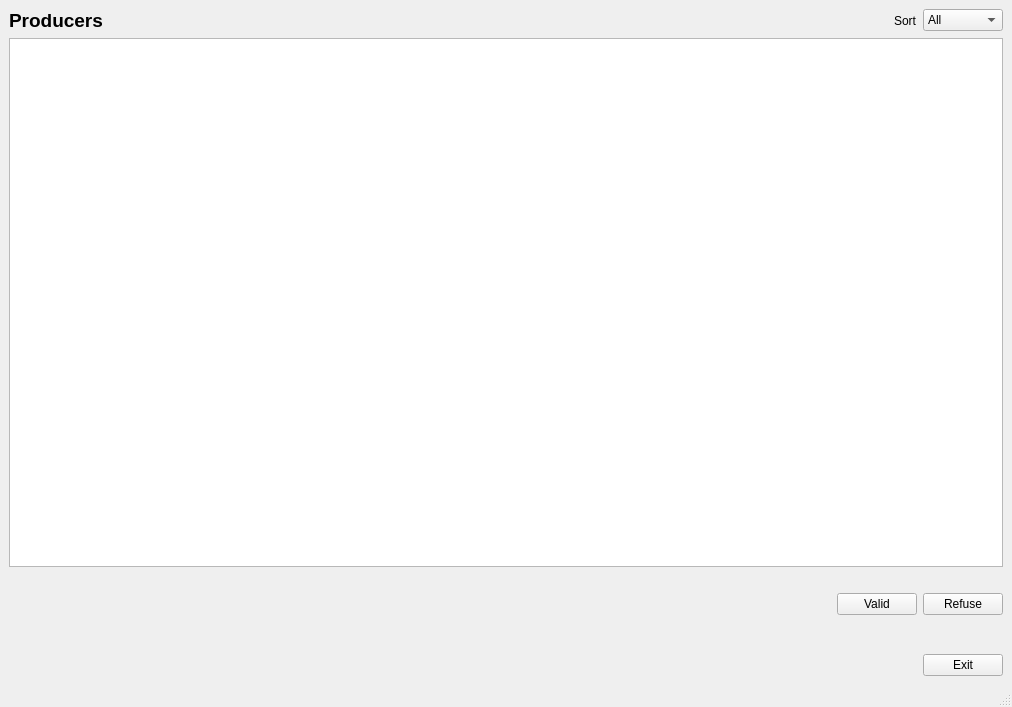
Qt form appliDesktop/mainwindow2.ui (ApacheThank/newWorld) before a commit.
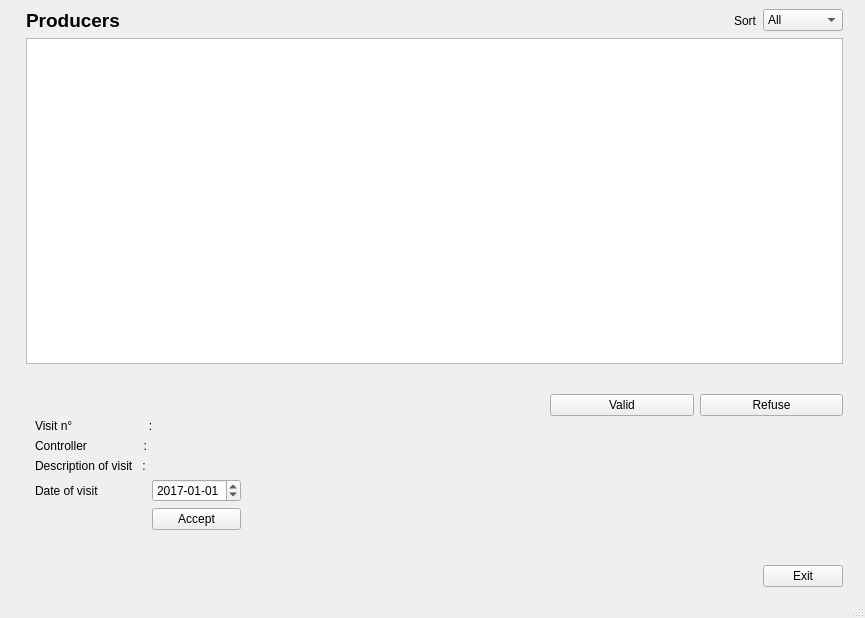
The same form after that commit.

What changed in the file:
```diff
--- a/appliDesktop/mainwindow2.ui
+++ b/appliDesktop/mainwindow2.ui
@@ -6,20 +6,37 @@
    <rect>
     <x>0</x>
     <y>0</y>
-    <width>1012</width>
-    <height>707</height>
+    <width>865</width>
+    <height>618</height>
    </rect>
   </property>
   <property name="windowTitle">
    <string>Control</string>
   </property>
   <widget class="QWidget" name="centralwidget">
+   <layout class="QVBoxLayout" name="verticalLayout_7">
+    <item>
+     <layout class="QHBoxLayout" name="horizontalLayout_4">
+      <item>
+       <spacer name="verticalSpacer_2">
+        <property name="orientation">
+         <enum>Qt::Vertical</enum>
+        </property>
+        <property name="sizeHint" stdset="0">
+         <size>
+          <width>17</width>
+          <height>468</height>
+         </size>
+        </property>
+       </spacer>
+      </item>
+      <item>
+       <layout class="QHBoxLayout" name="horizontalLayout_3">
+        <item>
+         <layout class="QVBoxLayout" name="verticalLayout_6">
+          <item>
    <layout class="QVBoxLayout" name="verticalLayout_5">
     <item>
-     <layout class="QVBoxLayout" name="verticalLayout_2">
-      <item>
-       <layout class="QVBoxLayout" name="verticalLayout">
-        <item>
          <layout class="QVBoxLayout" name="verticalLayout_4">
           <item>
            <layout class="QHBoxLayout" name="horizontalLayout_10">
@@ -97,22 +114,160 @@
          </layout>
         </item>
         <item>
+             <layout class="QHBoxLayout" name="horizontalLayout_2">
+              <item>
+               <widget class="QWidget" name="widgetVisit" native="true">
+                <layout class="QVBoxLayout" name="verticalLayout">
+                 <item>
+                  <widget class="QLabel" name="labelIfVisitToken">
+                   <property name="text">
+                    <string/>
+                   </property>
+                  </widget>
+                 </item>
+                 <item>
+                  <layout class="QFormLayout" name="formLayout_3">
+                   <item row="3" column="0">
+                    <widget class="QLabel" name="labelControllerLabel">
+                     <property name="text">
+                      <string>Controller                 :</string>
+                     </property>
+                    </widget>
+                   </item>
+                   <item row="2" column="0">
+                    <widget class="QLabel" name="labelVisitLabel">
+                     <property name="text">
+                      <string>Visit n°                       :</string>
+                     </property>
+                    </widget>
+                   </item>
+                   <item row="2" column="1">
+                    <widget class="QLabel" name="labelVisitNumber">
+                     <property name="text">
+                      <string/>
+                     </property>
+                    </widget>
+                   </item>
+                   <item row="3" column="1">
+                    <widget class="QLabel" name="labelVisitController">
+                     <property name="text">
+                      <string/>
+                     </property>
+                    </widget>
+                   </item>
+                  </layout>
+                 </item>
+                 <item>
+                  <layout class="QFormLayout" name="formLayout_4">
+                   <property name="fieldGrowthPolicy">
+                    <enum>QFormLayout::AllNonFixedFieldsGrow</enum>
+                   </property>
+                   <item row="0" column="0">
+                    <widget class="QLabel" name="label_13">
+                     <property name="text">
+                      <string>Description of visit   :</string>
+                     </property>
+                    </widget>
+                   </item>
+                   <item row="1" column="0">
+                    <widget class="QLabel" name="label_15">
+                     <property name="enabled">
+                      <bool>true</bool>
+                     </property>
+                     <property name="text">
+                      <string>Date of visit</string>
+                     </property>
+                    </widget>
+                   </item>
+                   <item row="1" column="1">
+                    <widget class="QDateEdit" name="dateEditVisit2">
+                     <property name="readOnly">
+                      <bool>false</bool>
+                     </property>
+                     <property name="showGroupSeparator" stdset="0">
+                      <bool>false</bool>
+                     </property>
+                     <property name="dateTime">
+                      <datetime>
+                       <hour>0</hour>
+                       <minute>0</minute>
+                       <second>0</second>
+                       <year>2017</year>
+                       <month>1</month>
+                       <day>1</day>
+                      </datetime>
+                     </property>
+                     <property name="minimumDateTime">
+                      <datetime>
+                       <hour>0</hour>
+                       <minute>0</minute>
+                       <second>0</second>
+                       <year>1753</year>
+                       <month>9</month>
+                       <day>14</day>
+                      </datetime>
+                     </property>
+                     <property name="displayFormat">
+                      <string>yyyy-MM-dd</string>
+                     </property>
+                    </widget>
+                   </item>
+                   <item row="2" column="1">
+                    <widget class="QPushButton" name="pushButtonAcceptVisit2">
+                     <property name="enabled">
+                      <bool>true</bool>
+                     </property>
+                     <property name="text">
+                      <string>Accept</string>
+                     </property>
+                    </widget>
+                   </item>
+                   <item row="0" column="1">
+                    <widget class="QLabel" name="labelVisitDescription">
+                     <property name="text">
+                      <string/>
+                     </property>
+                    </widget>
+                   </item>
+                  </layout>
+                 </item>
+                </layout>
+               </widget>
+              </item>
+              <item>
          <layout class="QVBoxLayout" name="verticalLayout_3">
           <item>
+                 <spacer name="horizontalSpacer_3">
+                  <property name="orientation">
+                   <enum>Qt::Horizontal</enum>
+                  </property>
+                  <property name="sizeHint" stdset="0">
+                   <size>
+                    <width>188</width>
+                    <height>58</height>
+                   </size>
+                  </property>
+                 </spacer>
+                </item>
+                <item>
+                 <spacer name="horizontalSpacer_4">
+                  <property name="orientation">
+                   <enum>Qt::Horizontal</enum>
+                  </property>
+                  <property name="sizeHint" stdset="0">
+                   <size>
+                    <width>208</width>
+                    <height>68</height>
+                   </size>
+                  </property>
+                 </spacer>
+                </item>
+               </layout>
+              </item>
+              <item>
+               <layout class="QVBoxLayout" name="verticalLayout_2">
+                <item>
            <layout class="QHBoxLayout" name="horizontalLayout_7">
-            <item>
-             <spacer name="horizontalSpacer_2">
-              <property name="orientation">
-               <enum>Qt::Horizontal</enum>
-              </property>
-              <property name="sizeHint" stdset="0">
-               <size>
-                <width>40</width>
-                <height>20</height>
-               </size>
-              </property>
-             </spacer>
-            </item>
             <item>
              <widget class="QPushButton" name="pushButtonValidProducer">
               <property name="text">
@@ -130,6 +285,25 @@
            </layout>
           </item>
           <item>
+                 <spacer name="horizontalSpacer_2">
+                  <property name="orientation">
+                   <enum>Qt::Horizontal</enum>
+                  </property>
+                  <property name="sizeHint" stdset="0">
+                   <size>
+                    <width>168</width>
+                    <height>118</height>
+                   </size>
+                  </property>
+                 </spacer>
+                </item>
+               </layout>
+              </item>
+             </layout>
+            </item>
+           </layout>
+          </item>
+          <item>
            <widget class="QLabel" name="labelActionMessage">
             <property name="text">
              <string/>
@@ -137,26 +311,6 @@
            </widget>
           </item>
           <item>
-           <spacer name="horizontalSpacer_3">
-            <property name="orientation">
-             <enum>Qt::Horizontal</enum>
-            </property>
-            <property name="sizeHint" stdset="0">
-             <size>
-              <width>448</width>
-              <height>13</height>
-             </size>
-            </property>
-           </spacer>
-          </item>
-          <item>
-           <layout class="QHBoxLayout" name="horizontalLayout_8"/>
-          </item>
-         </layout>
-        </item>
-       </layout>
-      </item>
-      <item>
        <layout class="QHBoxLayout" name="horizontalLayout">
         <item>
          <spacer name="horizontalSpacer">
@@ -182,7 +336,32 @@
       </item>
      </layout>
     </item>
-   </layout>
+        <item>
+         <spacer name="verticalSpacer">
+          <property name="orientation">
+           <enum>Qt::Vertical</enum>
+          </property>
+          <property name="sizeHint" stdset="0">
+           <size>
+            <width>13</width>
+            <height>448</height>
+           </size>
+          </property>
+         </spacer>
+        </item>
+       </layout>
+      </item>
+     </layout>
+    </item>
+   </layout>
+   <zorder>layoutWidget</zorder>
+   <zorder>horizontalSpacer</zorder>
+   <zorder>widgetVisit</zorder>
+   <zorder>horizontalSpacer_2</zorder>
+   <zorder>horizontalSpacer_3</zorder>
+   <zorder>horizontalSpacer_4</zorder>
+   <zorder>verticalSpacer</zorder>
+   <zorder>verticalSpacer_2</zorder>
   </widget>
   <widget class="QMenuBar" name="menubar">
    <property name="geometry">
```
Left out of the diff: 2 changed lines with no effect on the pictures. Lines whose indentation alone changed are shown as unchanged.
